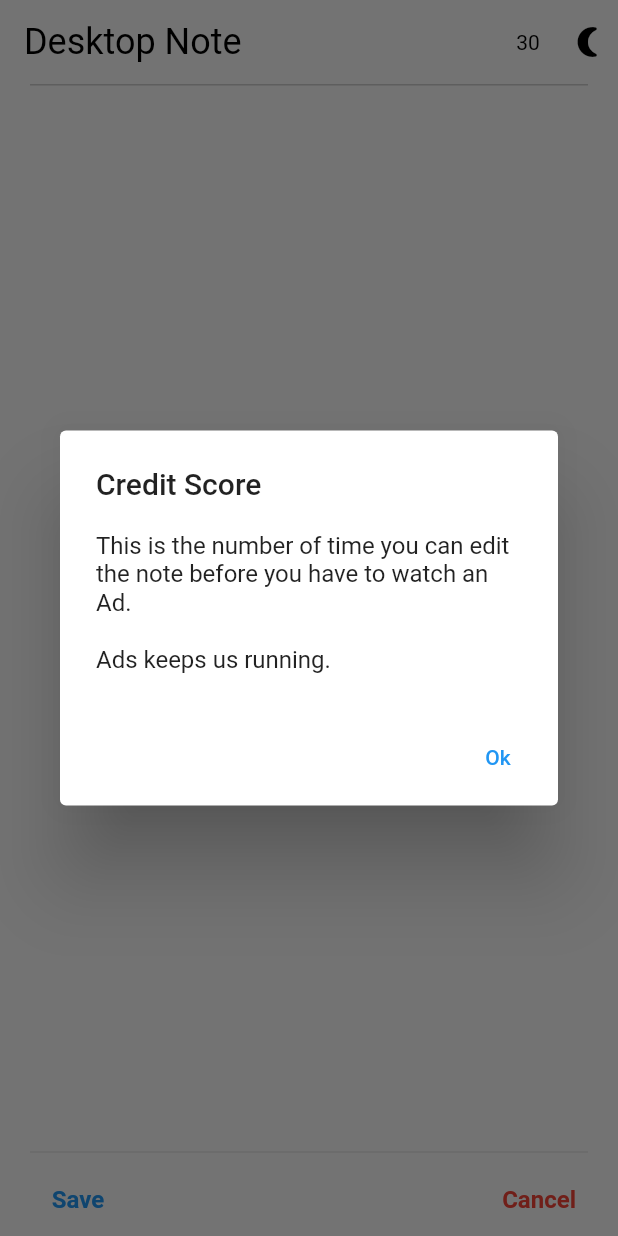
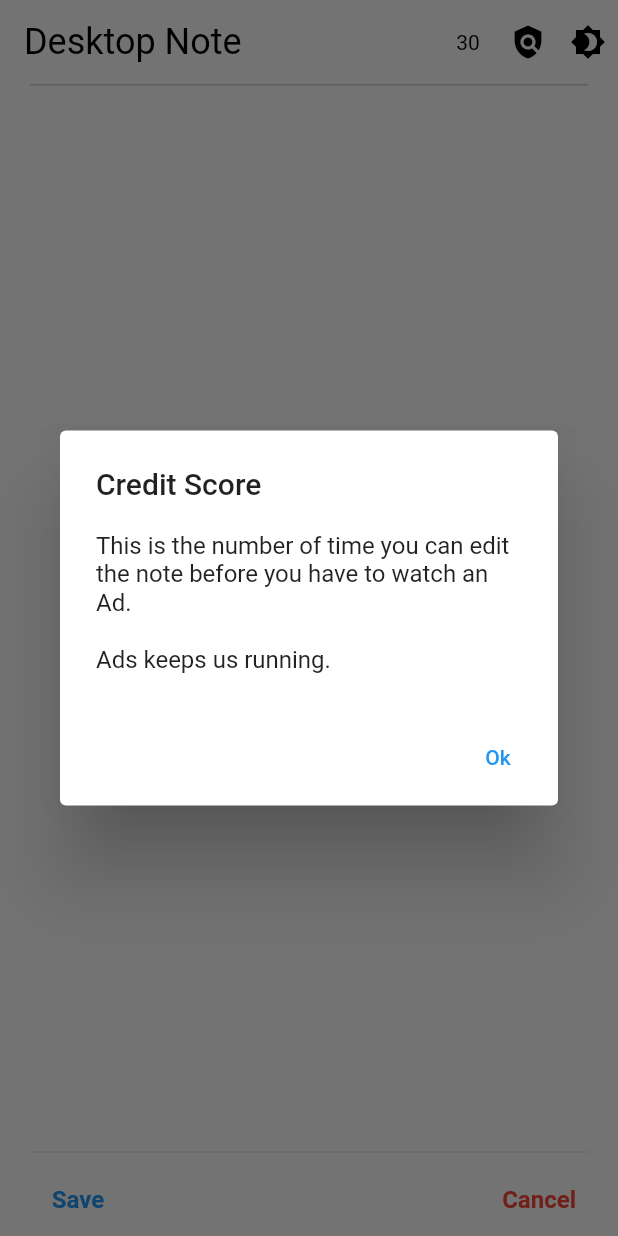
Before and after one commit to prajwolpakka/Desktop-Note, a Flutter app: the screen it shows after launch, after a tap on "30", on a phone screen of 412 x 824 dp. Run offline on Flutter 3.47's test engine with Material 2 defaults, Android fonts, the phone set to English and light mode, and no system bars; our stand-ins replace google_mobile_ads, shared_preferences; missing offline and left inert: home_widget.

Commit message:
privacy policy added

```diff
--- a/lib/Screens/NoteScreen.dart
+++ b/lib/Screens/NoteScreen.dart
@@ -6,6 +6,8 @@ import 'package:flutter/services.dart';
 import 'package:google_mobile_ads/google_mobile_ads.dart';
 import 'package:home_widget/home_widget.dart';
 import 'package:provider/provider.dart';
+
+import '../PrivacyPolicyScreen.dart';
 
 class NoteScreen extends StatefulWidget {
   @override
@@ -142,18 +144,18 @@ class _NoteScreenState extends State<NoteScreen> {
                 );
               },
             ),
-            // IconButton(
-            //   visualDensity: VisualDensity.compact,
-            //   icon: Icon(
-            //     Icons.policy,
-            //     color: Provider.of<ThemeProvider>(context, listen: false).darkTheme ? Colors.grey[200] : Colors.black,
-            //   ),
-            //   onPressed: () => Navigator.push(context, MaterialPageRoute(builder: (context) => PrivacyPolicyScreen())),
-            // ),
             IconButton(
               visualDensity: VisualDensity.compact,
               icon: Icon(
-                Icons.nightlight_round,
+                Icons.policy,
+                color: Provider.of<ThemeProvider>(context, listen: false).darkTheme ? Colors.grey[200] : Colors.black,
+              ),
+              onPressed: () => Navigator.push(context, MaterialPageRoute(builder: (context) => PrivacyPolicyScreen())),
+            ),
+            IconButton(
+              visualDensity: VisualDensity.compact,
+              icon: Icon(
+                Icons.brightness_4,
                 color: Provider.of<ThemeProvider>(context, listen: false).darkTheme ? Colors.grey[200] : Colors.black,
               ),
               onPressed: () => Provider.of<ThemeProvider>(context, listen: false).changeTheme(),
```
Also changed, not shown: lib/PrivacyPolicyScreen.dart (+59 -75 lines).
